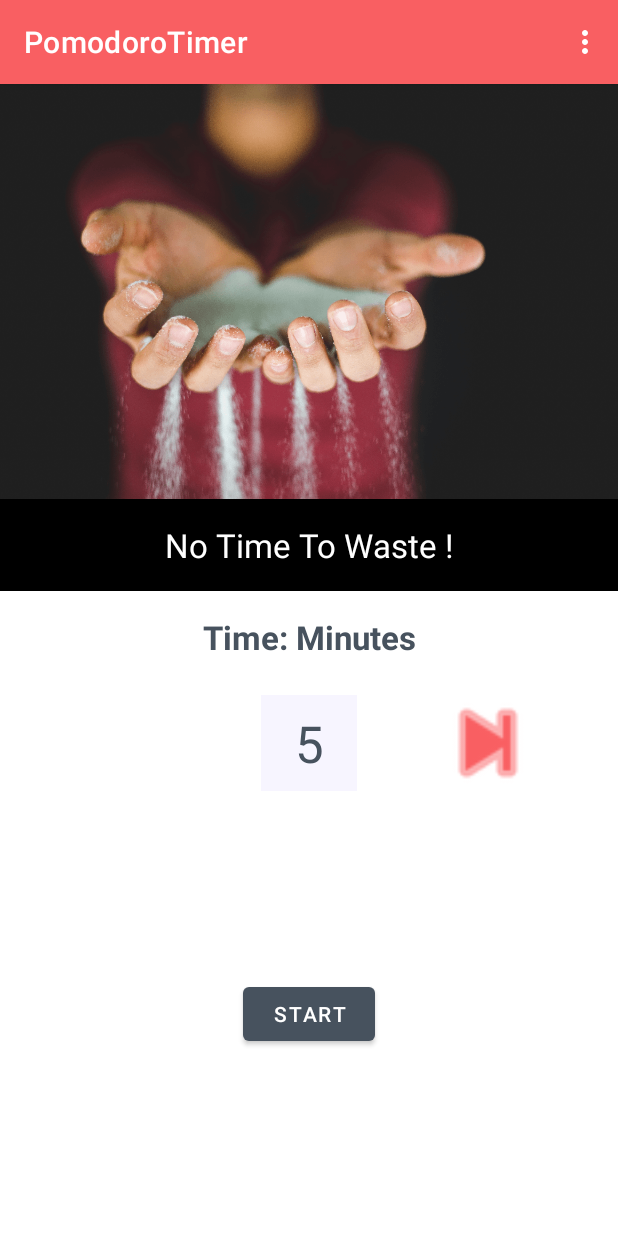
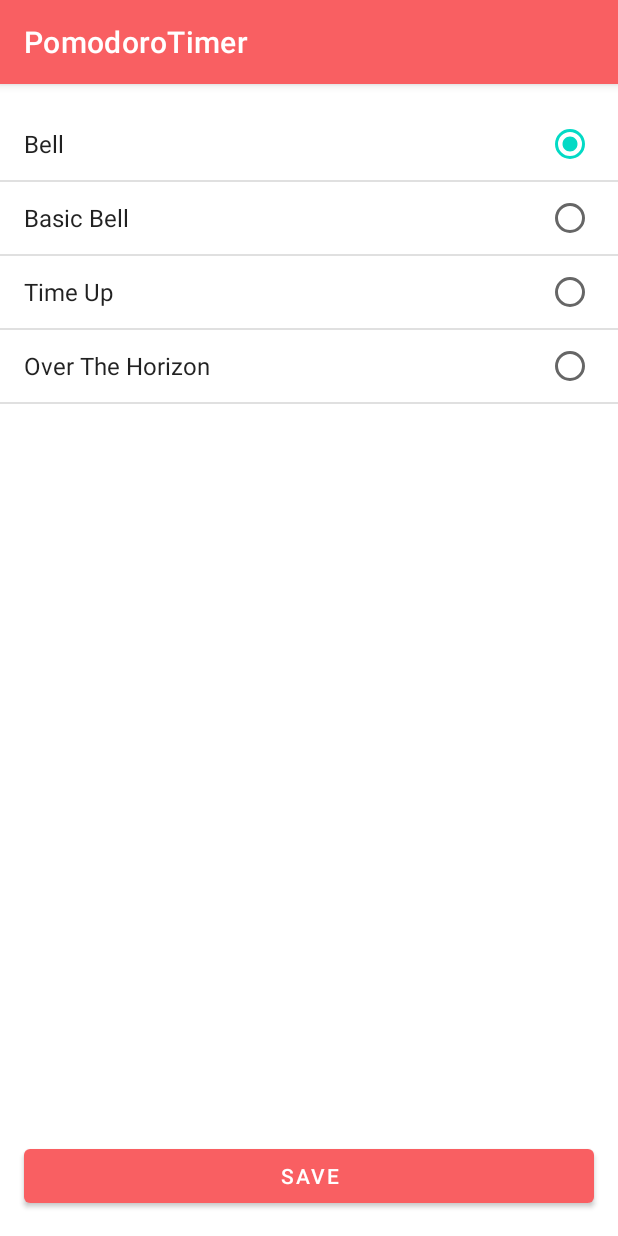
Before and after one commit to kalsmic/PomodoroTimer, an Android app: the screen it shows after launch (HomeActivity before the commit, NotificationsActivity after it), in the options menu, after a tap on "Sounds", on a phone screen of 412 x 824 dp. Run offline under Robolectric (Android 15) with nearby library versions, the phone set to English and light mode, and no system bars.

Commit message:
change default notification sound

```diff
--- a/app/src/main/AndroidManifest.xml
+++ b/app/src/main/AndroidManifest.xml
@@ -9,7 +9,8 @@
         android:roundIcon="@mipmap/ic_launcher_round"
         android:supportsRtl="true"
         android:theme="@style/Theme.PomodoroTimer">
-        <activity android:name=".TimerActivity"></activity>
+        <activity android:name=".NotificationsActivity"></activity>
+        <activity android:name=".TimerActivity" />
         <activity android:name=".BaseActivity" />
         <activity android:name=".HomeActivity">
             <intent-filter>
--- a/app/src/main/java/com/github/kalsmic/android/pomodorotimer/BaseActivity.java
+++ b/app/src/main/java/com/github/kalsmic/android/pomodorotimer/BaseActivity.java
@@ -1,5 +1,6 @@
 package com.github.kalsmic.android.pomodorotimer;
 
+import android.content.Intent;
 import android.view.Menu;
 import android.view.MenuInflater;
 import android.view.MenuItem;
@@ -19,11 +20,12 @@ public class BaseActivity extends AppCompatActivity {
 
     @Override
     public boolean onOptionsItemSelected(@NonNull MenuItem item) {
-
+        Intent goToMenuOption = new Intent();
         switch (item.getItemId()) {
 
             case R.id.menu_title_sounds:
-                Toast.makeText(this, "Menu Sounds Clicked", Toast.LENGTH_SHORT).show();
+                goToMenuOption.setClass(this, NotificationsActivity.class);
+                startActivity(goToMenuOption);
                 return true;
 
             case R.id.menuAbout:
--- a/app/src/main/java/com/github/kalsmic/android/pomodorotimer/HomeActivity.java
+++ b/app/src/main/java/com/github/kalsmic/android/pomodorotimer/HomeActivity.java
@@ -41,7 +41,7 @@ public class HomeActivity extends BaseActivity {
 
         // show notification to the user if timer is completed
         if (completed) {
-            Toast.makeText(getApplicationContext(), "Timer Completed", Toast.LENGTH_LONG).show();
+            Toast.makeText(this, "Timer Completed", Toast.LENGTH_LONG).show();
         }
     }
 
--- /dev/null
+++ b/app/src/main/java/com/github/kalsmic/android/pomodorotimer/NotificationsActivity.java
@@ -0,0 +1,72 @@
+package com.github.kalsmic.android.pomodorotimer;
+
+import android.content.Context;
+import android.content.SharedPreferences;
+import android.os.Bundle;
+import android.util.Log;
+import android.view.View;
+import android.widget.AdapterView;
+import android.widget.ArrayAdapter;
+import android.widget.Button;
+import android.widget.ListView;
+import android.widget.Toast;
+
+import androidx.appcompat.app.AppCompatActivity;
+
+public class NotificationsActivity extends AppCompatActivity {
+
+    int currentNotificationId = 0;
+
+    @Override
+    protected void onCreate(Bundle savedInstanceState) {
+        super.onCreate(savedInstanceState);
+        setContentView(R.layout.activity_notifications);
+
+        // create shared preference file
+        SharedPreferences soundPreferences = getSharedPreferences("SOUND_PREF", Context.MODE_PRIVATE);
+        final SharedPreferences.Editor defaultSoundEditor = soundPreferences.edit();
+
+        // get default notification sound from shared preferences
+        if (soundPreferences.contains("soundId")) {
+            currentNotificationId = soundPreferences.getInt("soundId", 0);
+        }
+
+        ListView listViewSounds = (ListView) findViewById(R.id.listView_sounds);
+
+        // populate list view with sounds
+        ArrayAdapter<CharSequence> adapter = ArrayAdapter.createFromResource(
+                this, R.array.soundsArray, android.R.layout.simple_list_item_single_choice);
+        listViewSounds.setAdapter(adapter);
+
+        // select default notification sound  in the list view
+        listViewSounds.setItemChecked(currentNotificationId, true);
+
+        Log.d("currentNotificationId", currentNotificationId + "");
+
+        // attach action to click event
+        listViewSounds.setOnItemClickListener(new AdapterView.OnItemClickListener() {
+            @Override
+            public void onItemClick(AdapterView<?> parent, View view, int position, long id) {
+                currentNotificationId = position;
+            }
+        });
+
+        Button saveSoundButton = (Button) findViewById(R.id.button_save_sound);
+
+        saveSoundButton.setOnClickListener(new View.OnClickListener() {
+            @Override
+            public void onClick(View v) {
+                // store value in shared prefs file.
+                defaultSoundEditor.putInt("soundId", currentNotificationId);
+                // persist the changes
+                defaultSoundEditor.commit();
+
+                // Show notification to the user
+                Toast.makeText(getApplicationContext(), "Sound Changed !", Toast.LENGTH_SHORT).show();
+            }
+        });
+
+
+    }
+
+}
--- /dev/null
+++ b/app/src/main/res/layout/activity_notifications.xml
@@ -0,0 +1,41 @@
+<?xml version="1.0" encoding="utf-8"?>
+<androidx.constraintlayout.widget.ConstraintLayout xmlns:android="http://schemas.android.com/apk/res/android"
+    xmlns:app="http://schemas.android.com/apk/res-auto"
+    xmlns:tools="http://schemas.android.com/tools"
+    android:layout_width="match_parent"
+    android:layout_height="match_parent"
+    tools:context=".NotificationsActivity">
+
+    <ListView
+        android:id="@+id/listView_sounds"
+        android:layout_width="match_parent"
+        android:layout_height="match_parent"
+        android:layout_marginTop="16dp"
+        android:layout_marginBottom="16dp"
+        android:choiceMode="singleChoice"
+        android:clickable="true"
+        android:scrollbars="vertical"
+        app:layout_constraintBottom_toTopOf="@+id/button_save_sound"
+        app:layout_constraintEnd_toEndOf="parent"
+        app:layout_constraintHorizontal_bias="1.0"
+        app:layout_constraintStart_toStartOf="parent"
+        app:layout_constraintTop_toTopOf="parent">
+
+    </ListView>
+
+    <Button
+        android:id="@+id/button_save_sound"
+        android:layout_width="0dp"
+        android:layout_height="wrap_content"
+        android:layout_marginStart="16dp"
+        android:layout_marginLeft="16dp"
+        android:layout_marginEnd="16dp"
+        android:layout_marginRight="16dp"
+        android:layout_marginBottom="16dp"
+        android:text="@string/save_sound"
+        app:layout_constraintBottom_toBottomOf="parent"
+        app:layout_constraintEnd_toEndOf="parent"
+        app:layout_constraintStart_toStartOf="parent" />
+
+
+</androidx.constraintlayout.widget.ConstraintLayout>
--- a/app/src/main/res/values/strings.xml
+++ b/app/src/main/res/values/strings.xml
@@ -8,4 +8,15 @@
     <string name="button_start_timer">START</string>
     <string name="time_minutes_header">Time: Minutes</string>
     <string name="app_image">App image</string>
+    <string name="bell">Bell</string>
+    <string name="basic_bell">Basic Bell</string>
+    <string name="time_up">Time Up</string>
+    <string name="over_the_horizon">Over The Horizon</string>
+    <string name="save_sound">Save</string>
+    <string-array name="soundsArray">
+        <item>@string/bell</item>
+        <item>@string/basic_bell</item>
+        <item>@string/time_up</item>
+        <item>@string/over_the_horizon</item>
+    </string-array>
 </resources>
```
